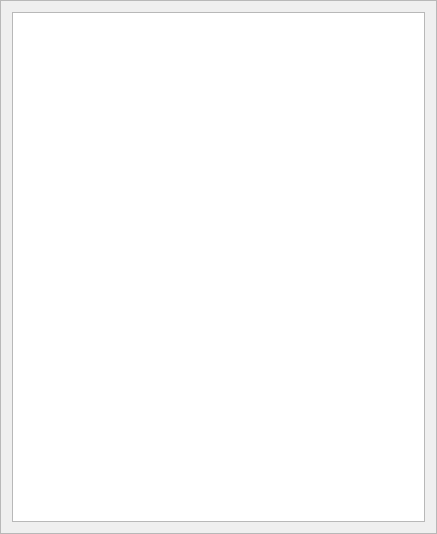
Before: the Qt Designer form frameworks/qt/plugins/tools/IconFrame.ui in dmzgroup/dmz, drawn with Qt 5.
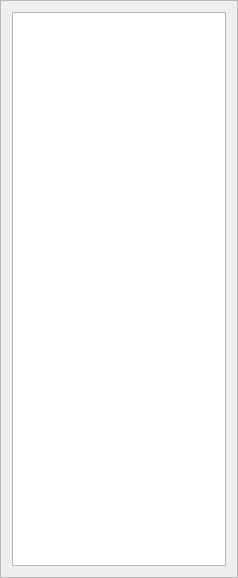
After: the same form once the commit is applied. Custom widgets are drawn as their Qt base class.

Commit message: Added ability to turn off session support.

What changed in the file:
```diff
--- a/frameworks/qt/plugins/tools/IconFrame.ui
+++ b/frameworks/qt/plugins/tools/IconFrame.ui
@@ -6,8 +6,8 @@
    <rect>
     <x>0</x>
     <y>0</y>
-    <width>437</width>
-    <height>534</height>
+    <width>238</width>
+    <height>578</height>
    </rect>
   </property>
   <property name="windowTitle">
@@ -22,6 +22,12 @@
   <layout class="QVBoxLayout" name="verticalLayout">
    <item>
     <widget class="dmz::QtActionListView" name="iconView">
+     <property name="minimumSize">
+      <size>
+       <width>210</width>
+       <height>550</height>
+      </size>
+     </property>
      <property name="dragEnabled">
       <bool>true</bool>
      </property>
```
The commit also changes 2 other files.
